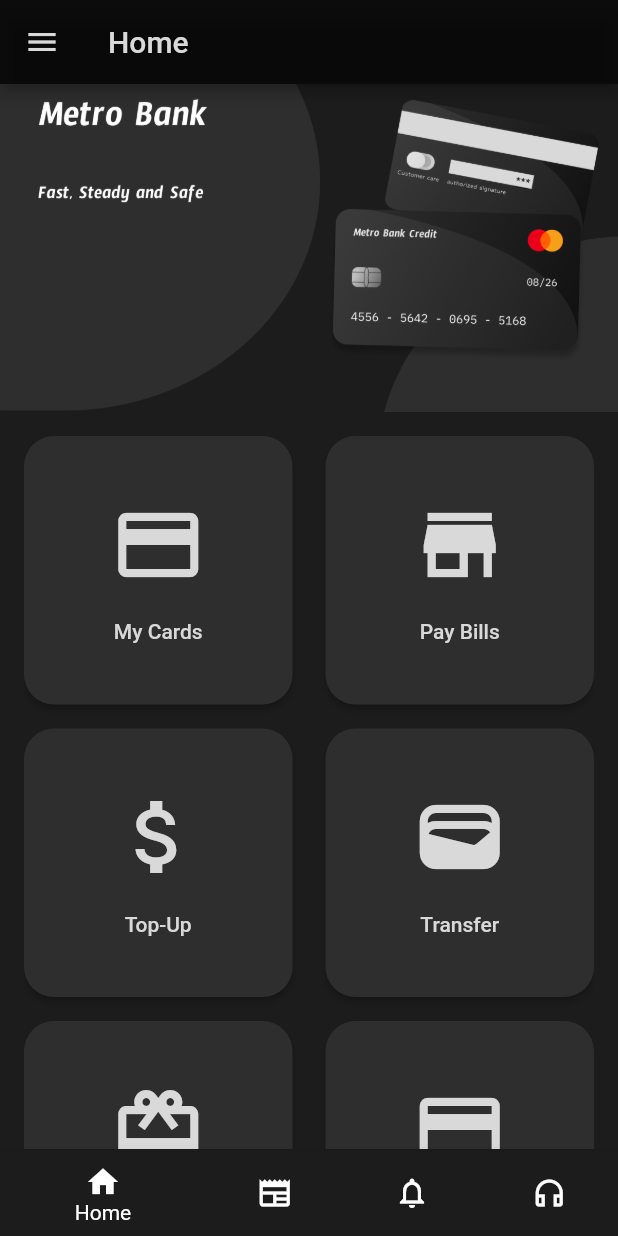
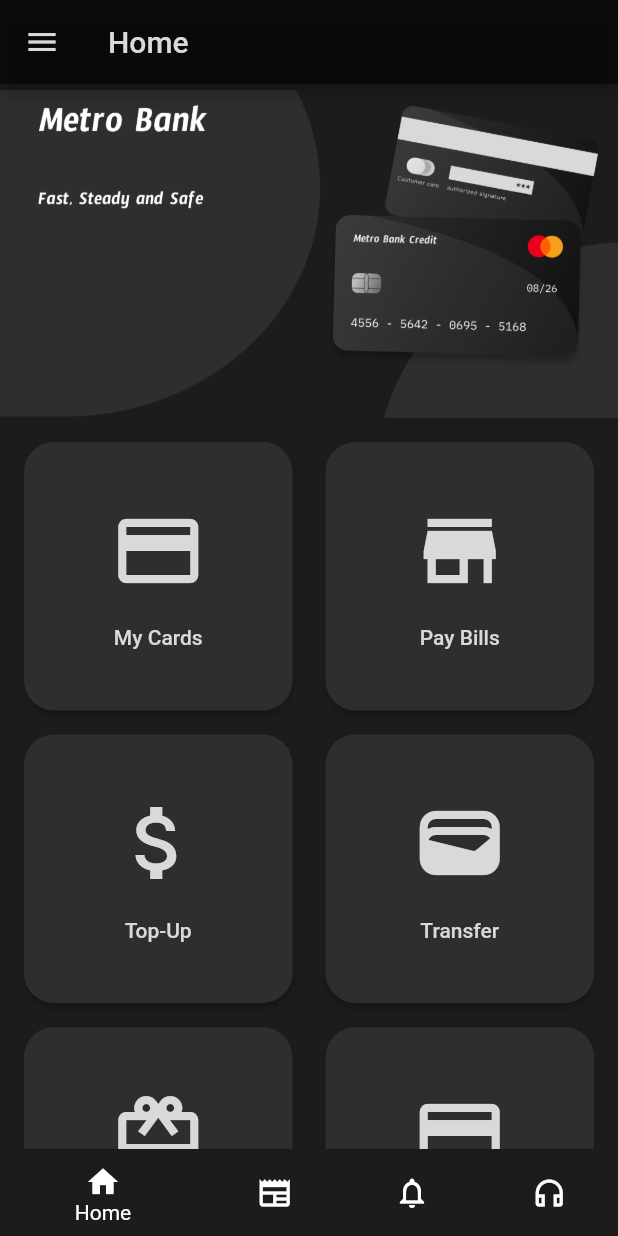
Before and after one commit to MoeZalzala11/Metro_Bank_0.1, a Flutter app: the screen it shows after launch, on a phone screen of 412 x 824 dp. Run offline on Flutter 3.47's test engine with Material 2 defaults, Android fonts, the phone set to English and light mode, and no system bars.

Commit message:
new push

```diff
--- a/lib/metro_home_page.dart
+++ b/lib/home_page/metro_home_page.dart
@@ -1,7 +1,7 @@
 import 'package:flutter/foundation.dart';
 import 'package:flutter/material.dart';
-import 'package:metro_bank/my_cards_widget.dart';
-import 'custom_widgets/home_page_button.dart';
+import 'package:metro_bank/home_page/my_cards_page/my_cards_widget.dart';
+import 'home_page_button.dart';
 
 class MetroHomePage extends StatefulWidget {
   const MetroHomePage({Key? key}) : super(key: key);
@@ -41,6 +41,7 @@
         backgroundColor: Colors.black54,
       ),
       body: Container(
+        padding: const EdgeInsets.fromLTRB(0, 4, 0, 0),
         color: const Color(0xff1C1C1C),
         width: MediaQuery.of(context).size.width,
         height: MediaQuery.of(context).size.height,
--- a/lib/news_page.dart
+++ b/lib/news_page/news_page.dart
@@ -11,7 +11,7 @@
         height: MediaQuery.of(context).size.height,
         color: const Color(0xff1C1C1C),
         alignment: Alignment.center,
-        child: const Text('Messages',style: TextStyle(color: Colors.white70),),
+        child: const Text('News',style: TextStyle(color: Colors.white70),),
       ),
     );
   }
```
Also changed, not shown: lib/main.dart (+4 -4 lines), lib/customer_support_page/customer_support_page.dart (renamed from lib/customer_support_page.dart), lib/home_page/home_page_button.dart (renamed from lib/custom_widgets/home_page_button.dart), lib/home_page/my_cards_page/my_cards_widget.dart (renamed from lib/my_cards_widget.dart), lib/notifications_page/notifications_page.dart (renamed from lib/notifications_page.dart).
